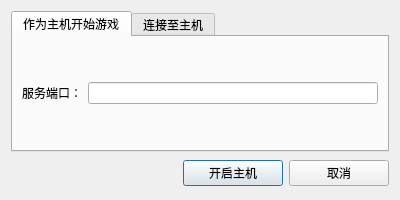
First picture: the form in Gobang/ServerDialog.ui, repository IPCHIFUNG/Gobang, before the edit.
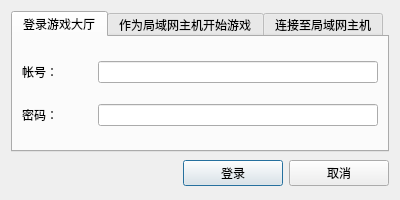
Second picture: the form after the edit.

Patch:
```diff
--- a/Gobang/ServerDialog.ui
+++ b/Gobang/ServerDialog.ui
@@ -25,9 +25,44 @@
      <property name="currentIndex">
       <number>0</number>
      </property>
+     <widget class="QWidget" name="tab_online">
+      <attribute name="title">
+       <string>登录游戏大厅</string>
+      </attribute>
+      <layout class="QVBoxLayout" name="verticalLayout">
+       <item>
+        <layout class="QHBoxLayout" name="hl_online_id" stretch="1,4">
+         <item>
+          <widget class="QLabel" name="lbl_online_id">
+           <property name="text">
+            <string>帐号：</string>
+           </property>
+          </widget>
+         </item>
+         <item>
+          <widget class="QLineEdit" name="le_online_id"/>
+         </item>
+        </layout>
+       </item>
+       <item>
+        <layout class="QHBoxLayout" name="hi_online_pwd" stretch="1,4">
+         <item>
+          <widget class="QLabel" name="lbl_online_pwd">
+           <property name="text">
+            <string>密码：</string>
+           </property>
+          </widget>
+         </item>
+         <item>
+          <widget class="QLineEdit" name="le_online_pwd"/>
+         </item>
+        </layout>
+       </item>
+      </layout>
+     </widget>
      <widget class="QWidget" name="tab_server">
       <attribute name="title">
-       <string>作为主机开始游戏</string>
+       <string>作为局域网主机开始游戏</string>
       </attribute>
       <layout class="QVBoxLayout" name="_2">
        <item>
@@ -48,7 +83,7 @@
      </widget>
      <widget class="QWidget" name="tab_client">
       <attribute name="title">
-       <string>连接至主机</string>
+       <string>连接至局域网主机</string>
       </attribute>
       <layout class="QVBoxLayout" name="verticalLayout_4">
        <item>
@@ -140,7 +175,7 @@
         </size>
        </property>
        <property name="text">
-        <string>开启主机</string>
+        <string>登录</string>
        </property>
       </widget>
      </item>
```
